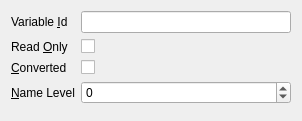
Above: com/ami/layout/pages/VariableIdPropertyPage.ui from Scanframe/sf-mod-app before the change. Below: the same form after it.
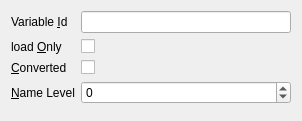
That is the form after the change. Custom widgets are drawn as their Qt base class.

Diff of the .ui file:
```diff
--- a/com/ami/layout/pages/VariableIdPropertyPage.ui
+++ b/com/ami/layout/pages/VariableIdPropertyPage.ui
@@ -53,7 +53,7 @@
       <string>Control cannot be used to change the value.</string>
      </property>
      <property name="text">
-      <string>Read &amp;Only</string>
+      <string>load &amp;Only</string>
      </property>
      <property name="buddy">
       <cstring>cbReadOnly</cstring>
```
